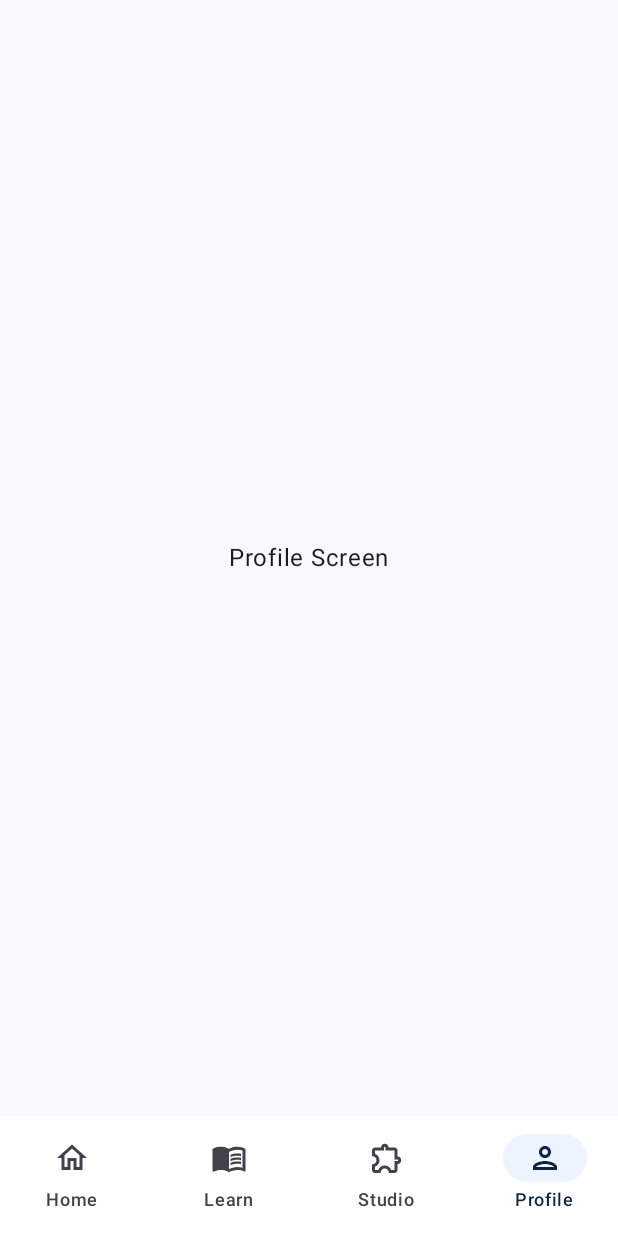
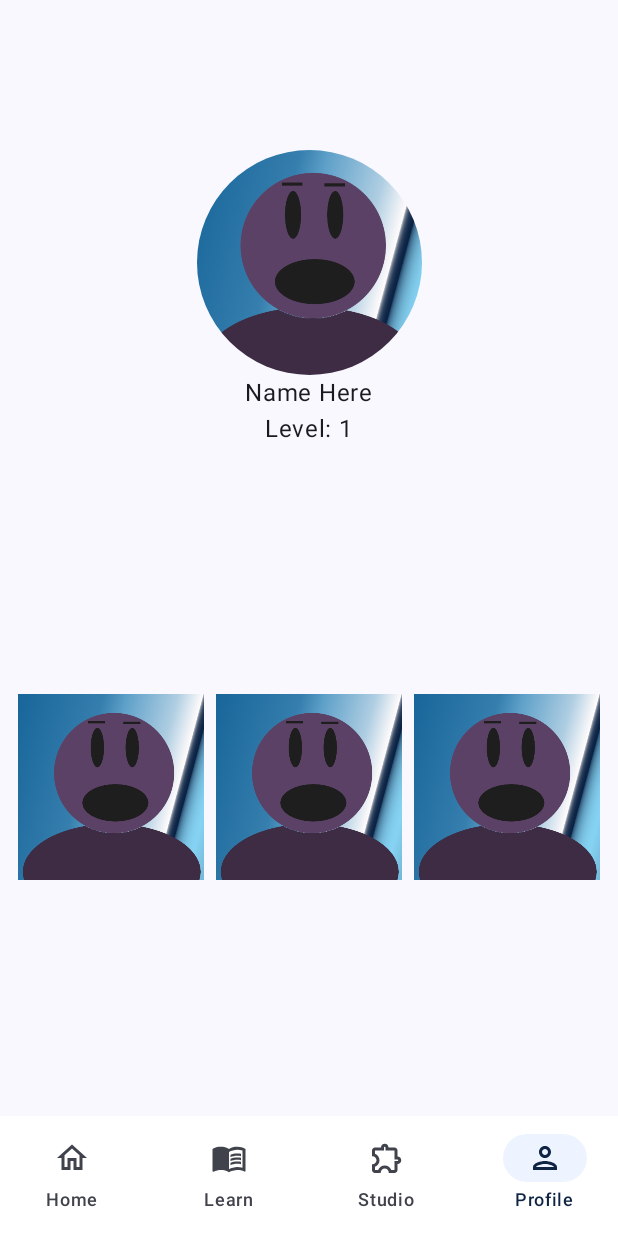
Before and after one commit to MaxNap/ai-lingo-android, an Android app built with Jetpack Compose: the ProfileScreen screen opened through its navigation route, on a phone screen of 412 x 824 dp. Run offline under Robolectric (Android 15) with nearby library versions, the phone set to English and light mode, and no system bars.

Commit message:
Profile Screen - Temp
Temporary Profile page put together --Needs reworking --When there's time set up via .xml layout files (when figured out)(?)

*Also not sure what the changes in the "deploymentTargetSelector.xml" file are or why they happened. Can maybe be ignored?

```diff
--- a/app/src/main/java/com/ailingo/app/ui/screens/ProfileScreen.kt
+++ b/app/src/main/java/com/ailingo/app/ui/screens/ProfileScreen.kt
@@ -1,20 +1,86 @@
 package com.ailingo.app.ui.screens
 
+import androidx.compose.foundation.Image
 import androidx.compose.foundation.layout.Arrangement
+import androidx.compose.foundation.layout.Box
 import androidx.compose.foundation.layout.Column
+import androidx.compose.foundation.layout.PaddingValues
+import androidx.compose.foundation.layout.Spacer
 import androidx.compose.foundation.layout.fillMaxSize
+import androidx.compose.foundation.layout.fillMaxWidth
+import androidx.compose.foundation.layout.height
+import androidx.compose.foundation.layout.padding
+import androidx.compose.foundation.layout.size
+import androidx.compose.foundation.lazy.grid.GridCells
+import androidx.compose.foundation.lazy.grid.LazyVerticalGrid
+import androidx.compose.foundation.lazy.grid.items
+import androidx.compose.foundation.shape.CircleShape
 import androidx.compose.material3.Text
 import androidx.compose.runtime.Composable
 import androidx.compose.ui.Alignment
 import androidx.compose.ui.Modifier
+import androidx.compose.ui.draw.clip
+import androidx.compose.ui.res.painterResource
+import androidx.compose.ui.tooling.preview.Preview
+import androidx.compose.ui.unit.dp
+import com.ailingo.app.R
 
 @Composable
 fun ProfileScreen() {
     Column(
+        modifier = Modifier.fillMaxSize()
+            .padding(top = 100.dp),
+        horizontalAlignment = Alignment.CenterHorizontally
+
+
+    ) {
+        Image(
+            painter = painterResource(id = R.drawable.profile_temp),
+            contentDescription = "Profile Picture",
+            modifier = Modifier
+                .size(150.dp)
+                .clip(CircleShape)
+        )
+        Text("Name Here")
+        Text("Level: 1")
+        Spacer(modifier = Modifier.height(25.dp))
+        PlaceholderGrid()
+    }
+}
+@Composable
+fun PlaceholderGrid() {
+    val items = List(3) { "Item ${it + 1}" } // Placeholder items
+    Box(
+        modifier = Modifier.fillMaxSize(),
+        contentAlignment = Alignment.Center
+    ){
+    LazyVerticalGrid(
+        columns = GridCells.Fixed(3), // 3 columns
         modifier = Modifier.fillMaxSize(),
         verticalArrangement = Arrangement.Center,
-        horizontalAlignment = Alignment.CenterHorizontally
+        horizontalArrangement = Arrangement.SpaceEvenly,
+        contentPadding = PaddingValues(8.dp),
     ) {
-        Text("Profile Screen")
+        items(items) { item ->
+            Box(
+                modifier = Modifier
+                    .height(150.dp)
+                    .fillMaxWidth()
+                    .padding(4.dp)
+            ) {
+                Text(text = "Badge")
+                Image(
+                    painter = painterResource(id = R.drawable.profile_temp),
+                    contentDescription = "Profile Picture",
+                )
+            }
+        }
     }
+}}
+
+@Preview
+@Composable
+fun PreviewProfileScreen() {
+    ProfileScreen()
+    PlaceholderGrid()
 }
```
Also changed, not shown: app/src/main/res/drawable/profile_temp.png (added).
